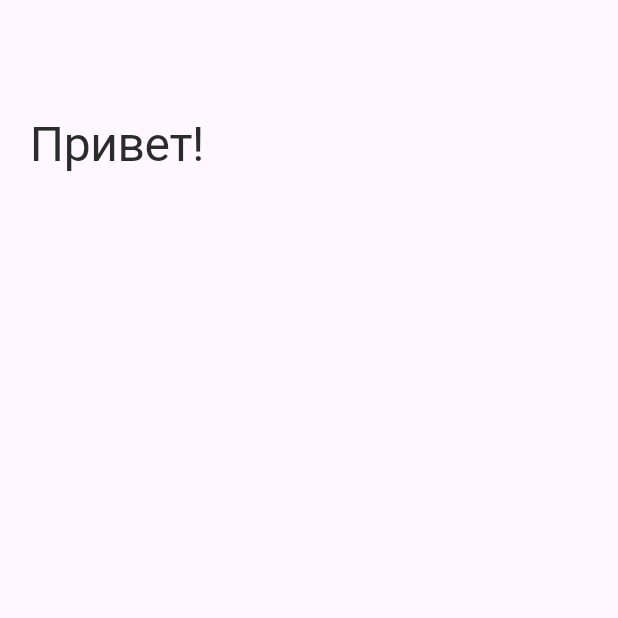
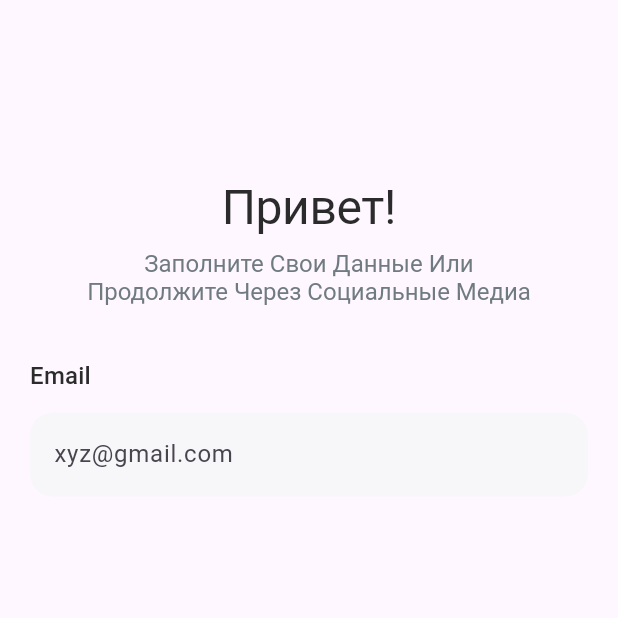
Before and after one commit to DenUP/matule_v2, a Flutter app: the screen it shows after launch, on a phone screen of 412 x 824 dp, the top half of it. Run offline on Flutter 3.47's test engine with Material 3 defaults, Android fonts, the phone set to English and light mode, and no system bars; our stand-ins replace supabase_flutter; accounts and stored records are empty.

Commit message:
textfield one

```diff
--- a/lib/core/appColors.dart
+++ b/lib/core/appColors.dart
@@ -10,4 +10,5 @@ abstract class Appcolors {
   static const text = Color(0xFF2B2B2B);
   static const hint = Color(0xFF6A6A6A);
   static const subTextDark = Color(0xFF707B81);
+  static const filllColors = Color(0xFFF7F7F9);
 }
--- a/lib/core/themeData.dart
+++ b/lib/core/themeData.dart
@@ -4,9 +4,9 @@ import 'package:matule_v2/core/appColors.dart';
 final themeData = ThemeData(
   primaryColor: Appcolors.accent,
   textTheme: const TextTheme(
-    displayLarge: TextStyle(fontSize: 32, color: Appcolors.text),
-    displayMedium: TextStyle(fontSize: 16, color: Appcolors.subTextDark),
-  ),
+      displayLarge: TextStyle(fontSize: 32, color: Appcolors.text),
+      displayMedium: TextStyle(fontSize: 16, color: Appcolors.subTextDark),
+      titleMedium: TextStyle(fontSize: 16, color: Appcolors.text)),
   buttonTheme: ButtonThemeData(
     buttonColor: Appcolors.accent,
     shape: Border.all(
--- a/lib/features/user/presentation/login_screen.dart
+++ b/lib/features/user/presentation/login_screen.dart
@@ -1,22 +1,61 @@
 import 'package:flutter/material.dart';
+import 'package:matule_v2/core/appColors.dart';
 
-class LoginScreen extends StatelessWidget {
+class LoginScreen extends StatefulWidget {
   const LoginScreen({super.key});
 
+  @override
+  State<LoginScreen> createState() => _LoginScreenState();
+}
+
+final _loginController = TextEditingController();
+final _passwordControlelr = TextEditingController();
+
+class _LoginScreenState extends State<LoginScreen> {
   @override
   Widget build(BuildContext context) {
     return Scaffold(
       body: SafeArea(
-          child: Padding(
-        padding: const EdgeInsets.fromLTRB(20, 78, 20, 78),
+          child: Container(
+        margin: const EdgeInsets.fromLTRB(20, 120, 20, 200),
         child: Column(
-          crossAxisAlignment: CrossAxisAlignment.end,
+          crossAxisAlignment: CrossAxisAlignment.start,
           children: [
+            Center(
+              child: Text(
+                "Привет!",
+                style: Theme.of(context).textTheme.displayLarge,
+              ),
+            ),
+            const SizedBox(
+              height: 10,
+            ),
+            Center(
+              child: Text(
+                'Заполните Свои Данные Или\nПродолжите Через Социальные Медиа',
+                textAlign: TextAlign.center,
+                style: Theme.of(context).textTheme.displayMedium,
+              ),
+            ),
+            const SizedBox(
+              height: 35,
+            ),
             Text(
-              'Привет!',
-              style: Theme.of(context).textTheme.displayLarge,
+              'Email',
+              style: Theme.of(context).textTheme.titleMedium,
             ),
-
+            const SizedBox(
+              height: 12,
+            ),
+            TextField(
+                controller: _loginController,
+                decoration: InputDecoration(
+                    filled: true,
+                    fillColor: Appcolors.background,
+                    hintText: 'xyz@gmail.com',
+                    border: OutlineInputBorder(
+                        borderSide: BorderSide.none,
+                        borderRadius: BorderRadius.all(Radius.circular(15)))))
           ],
         ),
       )),
```
